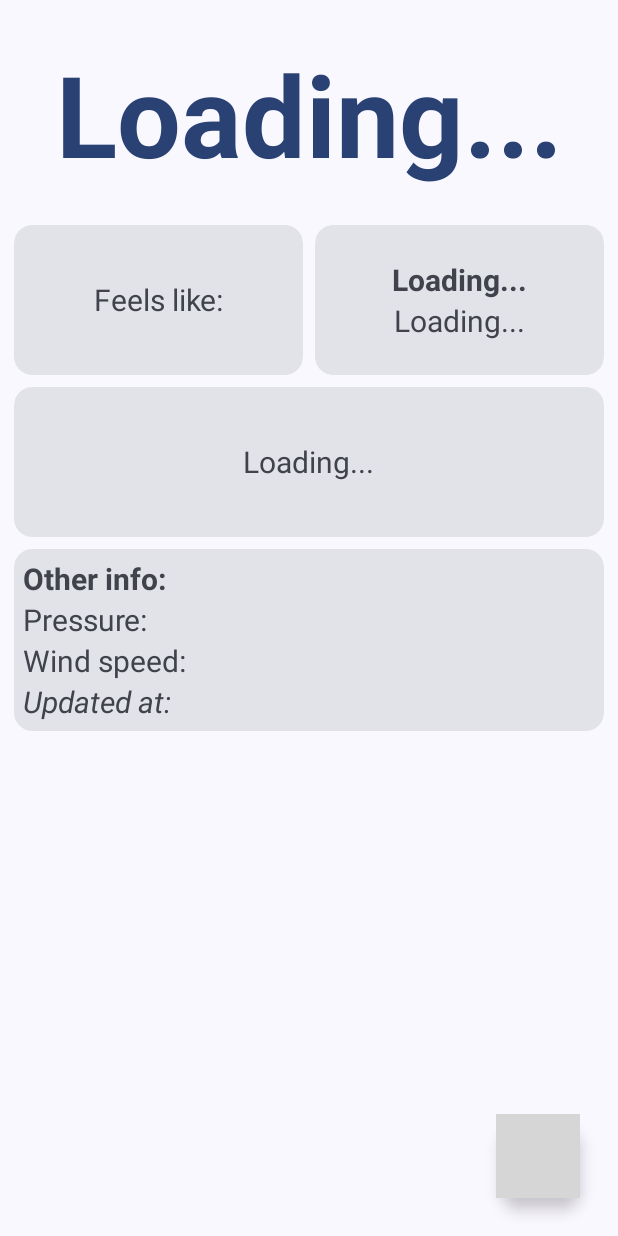
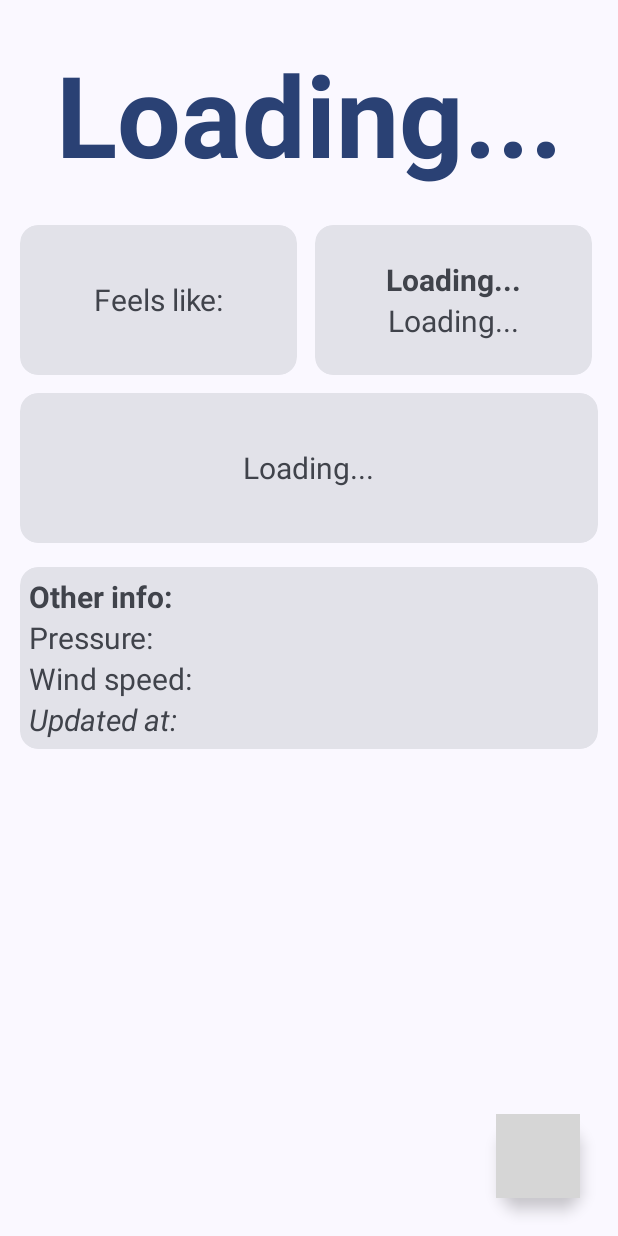
Before and after one commit to jjewuz/JustWeather, an Android app: the layout fragment_forecast.xml on its own in the app's theme, with its tools: preview values and no code run, on a phone screen of 412 x 824 dp. Run offline under Robolectric (Android 15) with nearby library versions, the phone set to English and light mode, and no system bars; network calls fail; grey boxes are pictures that could not be loaded.

Commit message:
fixed issues with landscape orientation; added 24 hours date format for supported locales; fixed other issues; updated target sdk version; updated libraries

```diff
--- a/app/src/main/res/layout-land/fragment_forecast.xml
+++ b/app/src/main/res/layout-land/fragment_forecast.xml
@@ -39,7 +39,7 @@
                     android:id="@+id/temperature_textview"
                     android:layout_width="match_parent"
                     android:layout_height="wrap_content"
-                    android:text="0 C"
+                    android:text="@string/load"
                     android:gravity="center"
                     android:textColor="?colorPrimary"
                     android:textSize="75sp"
@@ -52,6 +52,7 @@
                     android:layout_width="wrap_content"
                     android:layout_height="wrap_content"
                     android:baselineAligned="false"
+                    android:layout_margin="4dp"
                     android:orientation="horizontal">
 
                     <RelativeLayout
@@ -65,9 +66,7 @@
                             android:layout_width="match_parent"
                             android:layout_height="100dp"
                             android:layout_marginStart="4dp"
-                            android:layout_marginTop="4dp"
-                            android:layout_marginEnd="4dp"
-                            android:layout_marginBottom="4dp"
+                            android:layout_marginEnd="8dp"
                             android:clickable="true">
 
                             <LinearLayout
@@ -100,9 +99,7 @@
                             android:layout_width="match_parent"
                             android:layout_height="100dp"
                             android:layout_marginStart="4dp"
-                            android:layout_marginTop="4dp"
-                            android:layout_marginEnd="4dp"
-                            android:layout_marginBottom="4dp"
+                            android:layout_marginEnd="8dp"
                             android:clickable="true">
 
                             <LinearLayout
@@ -140,7 +137,7 @@
                     style="?attr/materialCardViewFilledStyle"
                     android:layout_width="match_parent"
                     android:layout_height="100dp"
-                    android:layout_margin="4dp"
+                    android:layout_margin="8dp"
                     android:padding="6dp"
                     android:clickable="true">
 
@@ -159,10 +156,7 @@
                     style="?attr/materialCardViewFilledStyle"
                     android:layout_width="match_parent"
                     android:layout_height="wrap_content"
-                    android:layout_marginStart="4dp"
-                    android:layout_marginTop="4dp"
-                    android:layout_marginEnd="4dp"
-                    android:layout_marginBottom="4dp"
+                    android:layout_margin="8dp"
                     android:clickable="true">
 
 
--- a/app/src/main/res/layout/fragment_forecast.xml
+++ b/app/src/main/res/layout/fragment_forecast.xml
@@ -30,6 +30,7 @@
 
 
                 <LinearLayout
+                    android:layout_margin="4dp"
                     android:layout_width="wrap_content"
                     android:layout_height="wrap_content"
                     android:baselineAligned="false"
@@ -46,9 +47,7 @@
                             android:layout_width="match_parent"
                             android:layout_height="100dp"
                             android:layout_marginStart="4dp"
-                            android:layout_marginTop="4dp"
-                            android:layout_marginEnd="4dp"
-                            android:layout_marginBottom="4dp"
+                            android:layout_marginEnd="8dp"
                             android:clickable="true">
 
                             <LinearLayout
@@ -81,9 +80,7 @@
                             android:layout_width="match_parent"
                             android:layout_height="100dp"
                             android:layout_marginStart="4dp"
-                            android:layout_marginTop="4dp"
-                            android:layout_marginEnd="4dp"
-                            android:layout_marginBottom="4dp"
+                            android:layout_marginEnd="8dp"
                             android:clickable="true">
 
                             <LinearLayout
@@ -121,7 +118,7 @@
                     style="?attr/materialCardViewFilledStyle"
                     android:layout_width="match_parent"
                     android:layout_height="100dp"
-                    android:layout_margin="4dp"
+                    android:layout_margin="8dp"
                     android:padding="6dp"
                     android:clickable="true">
 
@@ -140,10 +137,7 @@
                     style="?attr/materialCardViewFilledStyle"
                     android:layout_width="match_parent"
                     android:layout_height="wrap_content"
-                    android:layout_marginStart="4dp"
-                    android:layout_marginTop="4dp"
-                    android:layout_marginEnd="4dp"
-                    android:layout_marginBottom="4dp"
+                    android:layout_margin="8dp"
                     android:clickable="true">
 
 
--- a/app/src/main/res/layout/fragment_settings.xml
+++ b/app/src/main/res/layout/fragment_settings.xml
@@ -81,7 +81,6 @@
                 android:layout_marginStart="10dp"
                 android:layout_gravity="center"
                 android:textSize="20sp"
-                android:textColor="?colorOnPrimaryContainer"
                 android:layout_height="wrap_content">
 
             </TextView>
```
Also changed, not shown: app/build.gradle (+9 -9 lines), app/src/main/java/com/jjewuz/justweather/MainActivity.kt (+6 -2 lines), app/src/main/java/com/jjewuz/justweather/WeatherUpdater.kt (+25 -9 lines), app/src/main/res/layout-land/fragment_settings.xml (+27 -0 lines).
